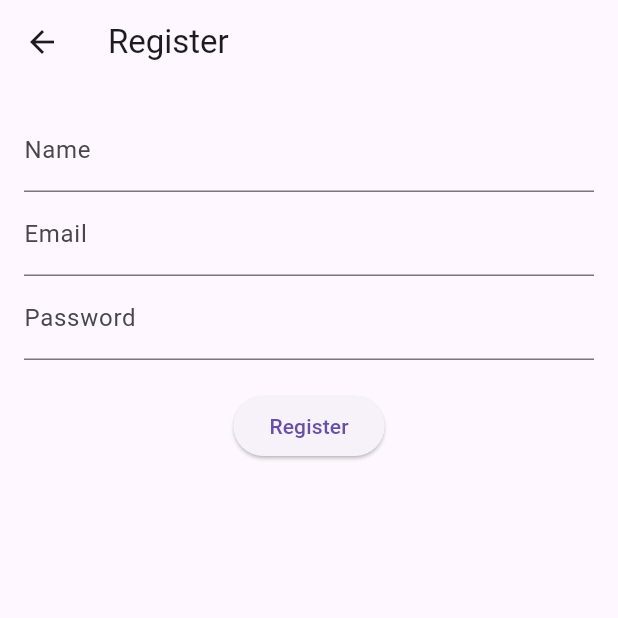
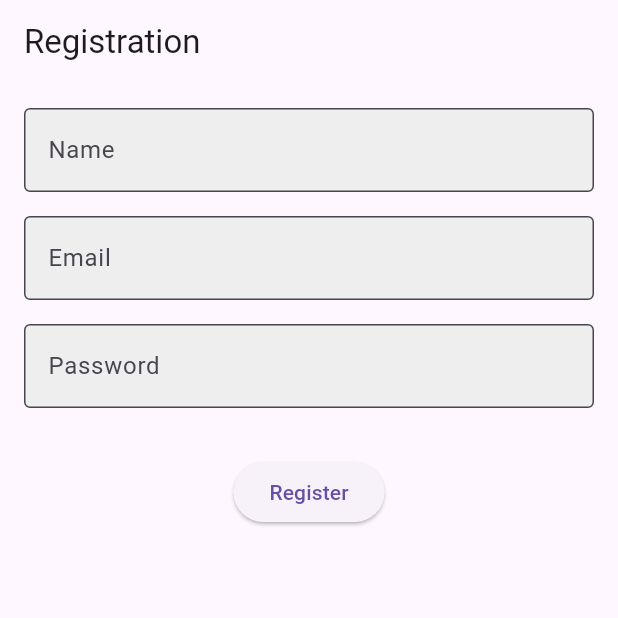
Before and after one commit to stepan-oryshchak/mobile_labs, a Flutter app: the RegistrationScreen screen opened directly, on a phone screen of 412 x 824 dp, the top half of it. Run offline on Flutter 3.47's test engine with Material 3 defaults, Android fonts, the light colour scheme and no system bars; our stand-ins replace shared_preferences; accounts and stored records are empty.

Commit message:
Виправлені помилки

```diff
--- a/lib/lab2/widgets/input_field.dart
+++ b/lib/lab2/widgets/input_field.dart
@@ -3,13 +3,31 @@ import 'package:flutter/material.dart';
 class InputField extends StatelessWidget {
   final String hint;
   final bool obscure;
-  const InputField({super.key, required this.hint, this.obscure = false});
+  final TextEditingController? controller;
+  final TextInputType? keyboardType; // Додано тип клавіатури
+  final String? Function(String?)? validator; // Додано можливість валідації
+
+  const InputField(
+      {super.key,
+      required this.hint,
+      this.obscure = false,
+      this.controller,
+      this.keyboardType, // Приймаємо тип клавіатури як параметр
+      this.validator});
 
   @override
   Widget build(BuildContext context) {
-    return TextField(
-        obscureText: obscure,
-        decoration:
-            InputDecoration(hintText: hint, border: OutlineInputBorder()));
+    return TextFormField(
+      controller: controller,
+      obscureText: obscure,
+      keyboardType: keyboardType, // Налаштовуємо тип клавіатури
+      validator: validator, // Використовуємо функцію валідації, якщо надано
+      decoration: InputDecoration(
+        hintText: hint,
+        border: OutlineInputBorder(),
+        filled: true,
+        fillColor: Colors.grey[200], // Легкий фон для покращення вигляду
+      ),
+    );
   }
 }
--- a/lib/lab3/main.dart
+++ b/lib/lab3/main.dart
@@ -1,5 +1,5 @@
 import 'package:flutter/material.dart';
-import 'screens/login_screen.dart';
+import 'package:mobile_first_lab/lab3/screens/registration_screen.dart';
 
 void main() {
   runApp(const MyApp());
@@ -16,7 +16,7 @@ class MyApp extends StatelessWidget {
       theme: ThemeData(
         primarySwatch: Colors.blue,
       ),
-      home: const LoginScreen(),
+      home: RegistrationScreen(), // Початкова сторінка — реєстрація
     );
   }
 }
--- a/lib/lab3/repository/user_repository_impl.dart
+++ b/lib/lab3/repository/user_repository_impl.dart
@@ -1,5 +1,4 @@
 import 'dart:convert';
-// ignore: depend_on_referenced_packages
 import 'package:shared_preferences/shared_preferences.dart';
 import '../models/user_model.dart';
 import 'user_repository.dart';
--- a/lib/lab3/screens/profile_screen.dart
+++ b/lib/lab3/screens/profile_screen.dart
@@ -31,7 +31,7 @@ class _ProfileScreenState extends State<ProfileScreen> {
     );
 
     await repo.updateUser(updatedUser);
-    // ignore: use_build_context_synchronously
+    if (!mounted) return;
     ScaffoldMessenger.of(context).showSnackBar(
       const SnackBar(content: Text('Profile updated')),
     );
@@ -39,7 +39,7 @@ class _ProfileScreenState extends State<ProfileScreen> {
 
   void deleteAccount() async {
     await repo.deleteUser();
-    // ignore: use_build_context_synchronously
+    if (!mounted) return;
     Navigator.popUntil(context, (route) => route.isFirst);
   }
 
--- a/lib/lab3/screens/registration_screen.dart
+++ b/lib/lab3/screens/registration_screen.dart
@@ -1,77 +1,62 @@
 import 'package:flutter/material.dart';
-import '../models/user_model.dart';
-import '../repository/user_repository_impl.dart';
-import 'login_screen.dart';
+import 'package:mobile_first_lab/lab2/widgets/input_field.dart';
+import 'package:mobile_first_lab/lab2/widgets/custom_button.dart';
+import 'package:mobile_first_lab/lab3/models/user_model.dart';
+import 'package:mobile_first_lab/lab3/screens/login_screen.dart';
 
 class RegistrationScreen extends StatefulWidget {
   const RegistrationScreen({super.key});
 
   @override
-  State<RegistrationScreen> createState() => _RegistrationScreenState();
+  RegistrationScreenState createState() => RegistrationScreenState();
 }
 
-class _RegistrationScreenState extends State<RegistrationScreen> {
-  final nameController = TextEditingController();
-  final emailController = TextEditingController();
-  final passwordController = TextEditingController();
-  final formKey = GlobalKey<FormState>();
-  final repo = UserRepositoryImpl();
+class RegistrationScreenState extends State<RegistrationScreen> {
+  final TextEditingController nameController = TextEditingController();
+  final TextEditingController emailController = TextEditingController();
+  final TextEditingController passwordController = TextEditingController();
 
-  void register() async {
-    if (formKey.currentState!.validate()) {
+  void _register() {
     final user = User(
       name: nameController.text.trim(),
       email: emailController.text.trim(),
       password: passwordController.text.trim(),
     );
+    // Логіка реєстрації (можна зберігати дані користувача)
+    ScaffoldMessenger.of(context).showSnackBar(SnackBar(
+      content: Text('User ${user.name} registered successfully!'),
+      backgroundColor: Colors.green,
+    ));
 
-      await repo.registerUser(user);
-
+    // Переходимо на сторінку логіну після реєстрації
     Navigator.pushReplacement(
-        // ignore: use_build_context_synchronously
       context,
-        MaterialPageRoute(builder: (_) => const LoginScreen()),
+      MaterialPageRoute(builder: (_) => LoginScreen()),
     );
-    }
   }
 
   @override
   Widget build(BuildContext context) {
     return Scaffold(
-      appBar: AppBar(title: const Text('Register')),
+      appBar: AppBar(title: Text('Registration')),
       body: Padding(
         padding: const EdgeInsets.all(16.0),
-        child: Form(
-          key: formKey,
         child: Column(
           children: [
-              TextFormField(
-                controller: nameController,
-                decoration: const InputDecoration(labelText: 'Name'),
-                validator: (value) =>
-                    value != null && RegExp(r'^[A-Za-z ]+$').hasMatch(value)
-                        ? null
-                        : 'Only letters allowed',
+            InputField(hint: 'Name', controller: nameController),
+            SizedBox(height: 16),
+            InputField(hint: 'Email', controller: emailController),
+            SizedBox(height: 16),
+            InputField(
+                hint: 'Password',
+                obscure: true,
+                controller: passwordController),
+            SizedBox(height: 32),
+            CustomButton(
+              text: 'Register',
+              onPressed: _register,
             ),
-              TextFormField(
-                controller: emailController,
-                decoration: const InputDecoration(labelText: 'Email'),
-                validator: (value) => value != null && value.contains('@')
-                    ? null
-                    : 'Invalid email',
-              ),
-              TextFormField(
-                controller: passwordController,
-                obscureText: true,
-                decoration: const InputDecoration(labelText: 'Password'),
-                validator: (value) =>
-                    value != null && value.length >= 6 ? null : 'Min 6 chars',
-              ),
-              const SizedBox(height: 20),
-              ElevatedButton(
-                  onPressed: register, child: const Text('Register')),
           ],
-          ),
         ),
       ),
     );
--- a/pubspec.yaml
+++ b/pubspec.yaml
@@ -34,6 +34,8 @@ dependencies:
   # The following adds the Cupertino Icons font to your application.
   # Use with the CupertinoIcons class for iOS style icons.
   cupertino_icons: ^1.0.8
+  shared_preferences: ^2.0.15
+  uuid: ^4.0.0
 
 dev_dependencies:
   flutter_test:
```
Also changed, not shown: lib/lab3/screens/home_screen.dart (+52 -16 lines), lib/lab3/screens/login_screen.dart (+37 -65 lines), lib/lab3/services/shared_prefs_service.dart (deleted), lib/lab3/widgets/user_form_field.dart (deleted), pubspec.lock, 1 other file. Lines whose indentation alone changed are shown as unchanged.
